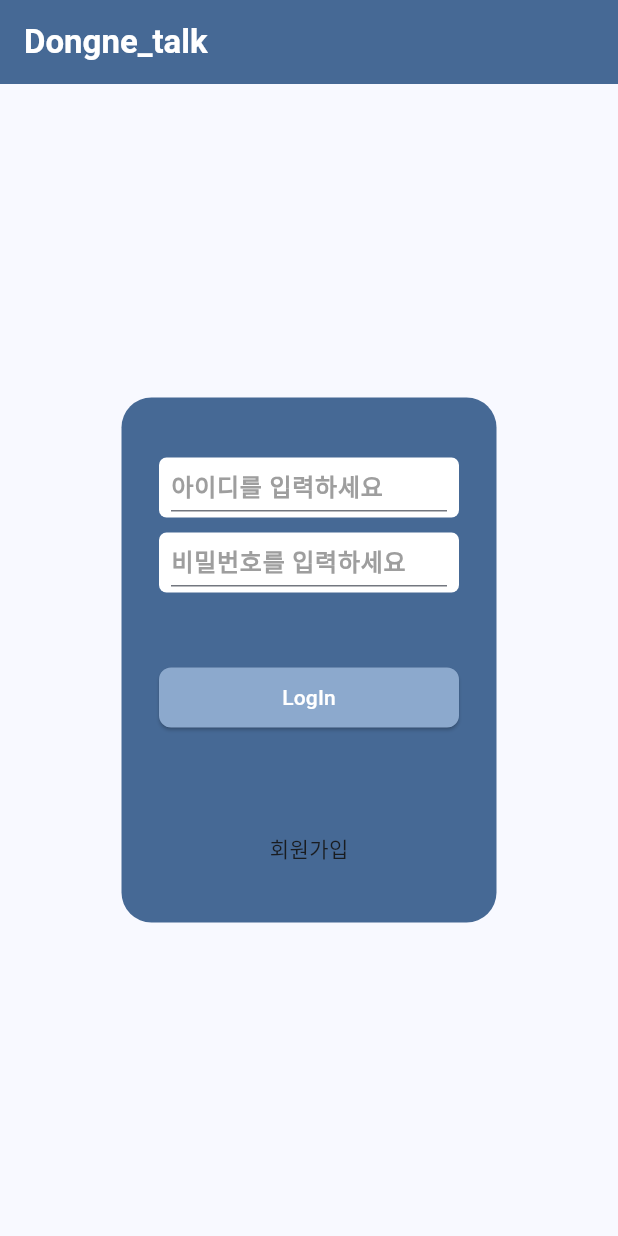
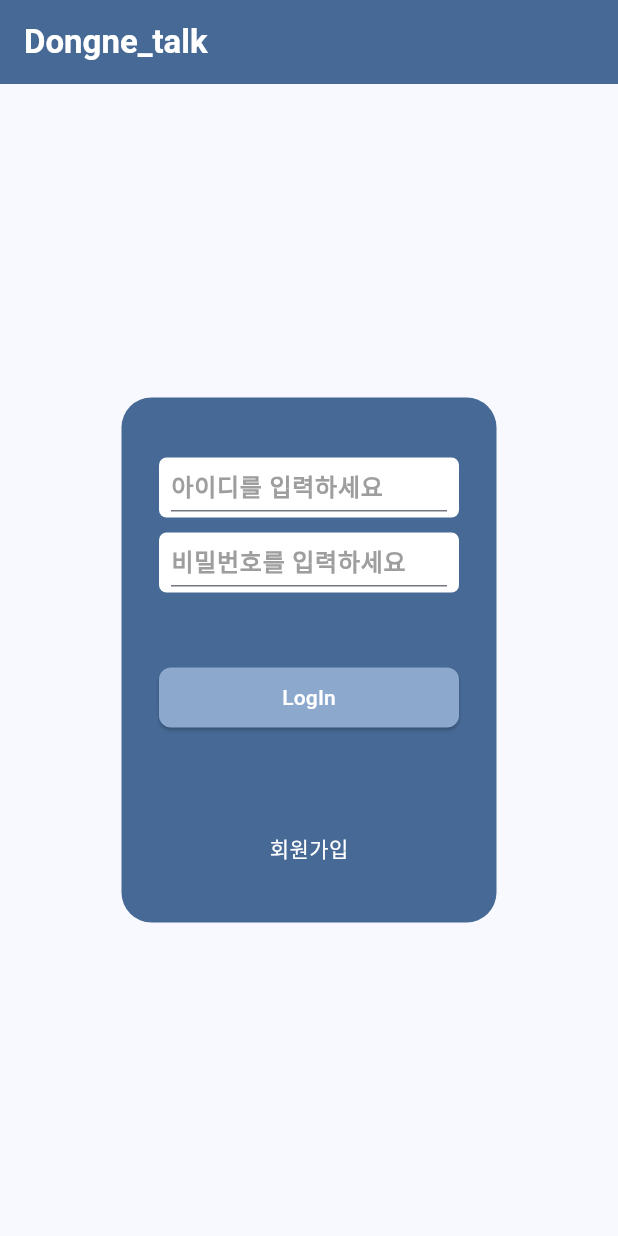
Before and after one commit to dongne-chat/dongne_chat, a Flutter app: the screen it shows after launch, on a phone screen of 412 x 824 dp. Run offline on Flutter 3.47's test engine with Material 3 defaults, Android fonts, the light colour scheme and no system bars; our stand-ins replace cloud_firestore, dio, firebase_core, firebase_storage, flutter_dotenv, flutter_riverpod and 4 more; accounts and stored records are empty.

Commit message:
refactor: 폴더명 변경에 따른 import문 변경

```diff
--- a/lib/ui/pages/login/login_page.dart
+++ b/lib/ui/pages/login/login_page.dart
@@ -1,8 +1,7 @@
-import 'package:dongne_chat/ui/pages/homepage/home_page.dart';
 import 'package:dongne_chat/ui/pages/login/login_view_model.dart';
 import 'package:dongne_chat/ui/pages/signup/signup_page.dart';
 import 'package:dongne_chat/ui/pages/tap/tap_page.dart';
-import 'package:dongne_chat/ui/widgets/user_vlobal_view_model.dart';
+import 'package:dongne_chat/ui/widgets/user_global_view_model.dart';
 import 'package:flutter/material.dart';
 import 'package:flutter_riverpod/flutter_riverpod.dart';
 
@@ -38,7 +37,8 @@ class _HomePageState extends State<LoginPage> {
             backgroundColor: Color(0xff466995),
             title: Text(
               "Dongne_talk",
-              style: TextStyle(color: Colors.white, fontWeight: FontWeight.bold),
+              style:
+                  TextStyle(color: Colors.white, fontWeight: FontWeight.bold),
             ),
           ),
           body: Center(
@@ -60,8 +60,8 @@ class _HomePageState extends State<LoginPage> {
                     height: 40,
                     width: 200,
                     child: Padding(
-                      padding:
-                          const EdgeInsets.symmetric(horizontal: 8, vertical: 4),
+                      padding: const EdgeInsets.symmetric(
+                          horizontal: 8, vertical: 4),
                       child: TextField(
                         controller: idController,
                         decoration: InputDecoration(
@@ -84,8 +84,8 @@ class _HomePageState extends State<LoginPage> {
                     height: 40,
                     width: 200,
                     child: Padding(
-                      padding:
-                          const EdgeInsets.symmetric(horizontal: 8, vertical: 4),
+                      padding: const EdgeInsets.symmetric(
+                          horizontal: 8, vertical: 4),
                       child: TextField(
                         controller: pwController,
                         decoration: InputDecoration(
@@ -164,6 +164,7 @@ class _HomePageState extends State<LoginPage> {
                     },
                     child: Text(
                       "회원가입",
+                      style: TextStyle(color: Colors.white),
                     ),
                   ),
                 ],
```
